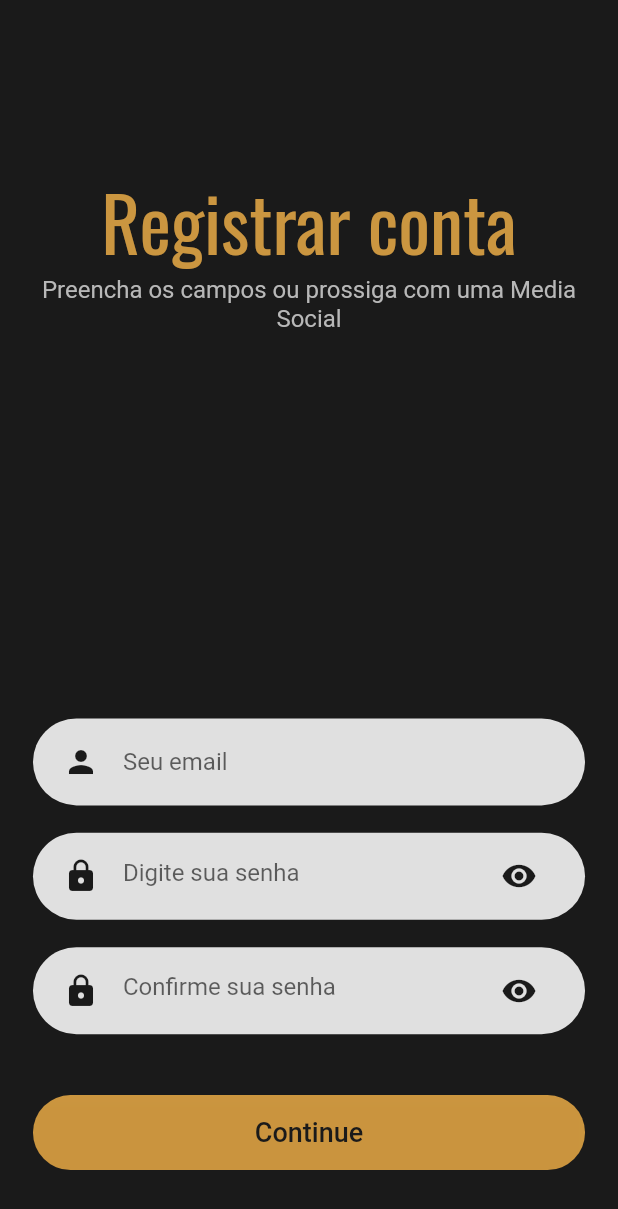
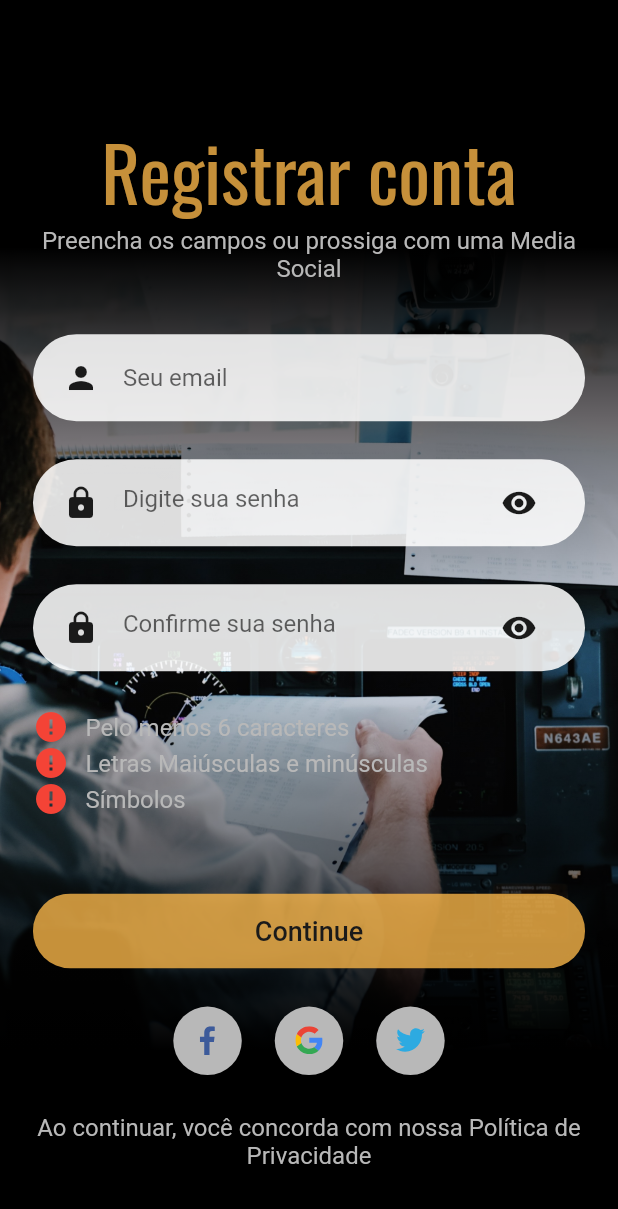
Before and after one commit to marcosmvgs/infoflight, a Flutter app: the ForgotPasswordScreen screen opened by its route, after a tap on "Continue", after a tap on "Cadastre-se?", on a phone screen of 412 x 824 dp. Shown: the top 1209 px of the screen. Run offline on Flutter 3.47's test engine with Material 2 defaults, Android fonts, the phone set to English and light mode, and no system bars; our stand-ins replace flutter_chips_input, flutter_form_builder, flutter_svg; accounts and stored records are empty.

```diff
--- a/lib/components/forgot_password_body.dart
+++ b/lib/components/forgot_password_body.dart
@@ -79,19 +79,7 @@ class _ForgotPasswordFormState extends State<ForgotPasswordForm> {
               }
             },
             validator: (value) {
-              final value_ = value ?? '';
-              if (value_.isEmpty &&
-                  !errors.contains(Constants.kEmailNullError)) {
-                setState(() {
-                  errors.add(Constants.kEmailNullError);
-                });
-              } else if (!Constants.regExp.hasMatch(value_) &&
-                  !errors.contains(Constants.kInvalidEmailError)) {
-                setState(() {
-                  errors.add(Constants.kInvalidEmailError);
-                });
-              }
-              return null;
+              getEmailErrorString(value, setState, errors);
             },
           ),
           SizedBox(height: getProportionateScreenHeight(10)),
--- a/lib/components/form_error.dart
+++ b/lib/components/form_error.dart
@@ -13,20 +13,78 @@ class FormError extends StatelessWidget {
   @override
   Widget build(BuildContext context) {
     return Column(
-      children: List.generate(errors.length, (index) => formErrorText(error: errors[index]))
-    );
+        children: List.generate(
+            errors.length, (index) => formErrorText(error: errors[index])));
   }
 
   Row formErrorText({String? error}) {
     return Row(
-        children: [
-          Icon(Icons.error_outline, color: Colors.red.shade700, size: 18,),
-          SizedBox(width: getProportionateScreenWidth(10)),
-          Text(error ?? 'Aconteceu algum erro', style: const TextStyle(
-            color: Constants.kNeutralColor
-          ),),
-
-        ],
-      );
+      children: [
+        Icon(
+          Icons.error_outline,
+          color: Colors.red.shade700,
+          size: 18,
+        ),
+        SizedBox(width: getProportionateScreenWidth(10)),
+        Text(
+          error ?? 'Aconteceu algum erro',
+          style: const TextStyle(color: Constants.kNeutralColor),
+        ),
+      ],
+    );
   }
 }
+
+void getEmailErrorString(String? oldValue,
+    void Function(void Function()) setarEstado, List<String> errors) {
+  final newValue = oldValue ?? '';
+  if (newValue.isEmpty && !errors.contains(Constants.kEmailNullError)) {
+    setarEstado(() {
+      errors.add(Constants.kEmailNullError);
+    });
+  } else if (!Constants.regExp.hasMatch(newValue) &&
+      !errors.contains(Constants.kInvalidEmailError)) {
+    setarEstado(() {
+      errors.add(Constants.kInvalidEmailError);
+    });
+  } else {
+    return;
+  }
+}
+
+class FormPasswordcheck extends StatelessWidget {
+  final List<bool> requirementColor;
+  const FormPasswordcheck({super.key, required this.requirementColor});
+
+  final List<Text> requirements = const [
+    Text('Pelo menos 6 caracteres'),
+    Text('Letras Maiúsculas e minúsculas'),
+    Text('Símbolos')
+  ];
+
+  @override
+  Widget build(BuildContext context) {
+    return Column(
+        children: List.generate(
+            3,
+            (index) => formRequirementText(
+                  requirement: requirements[index],
+                  color: requirementColor[index],
+                )));
+  }
+
+  Row formRequirementText({
+    required Text requirement,
+    required bool color,
+  }) {
+    return Row(
+      children: [
+        color
+            ? const Icon(Icons.check, color: Colors.green)
+            : const Icon(Icons.error, color: Colors.red),
+        SizedBox(width: getProportionateScreenWidth(10)),
+        requirement,
+      ],
+    );
+  }
+}
--- a/lib/components/signup_body.dart
+++ b/lib/components/signup_body.dart
@@ -3,6 +3,7 @@ import 'package:infoflight/components/button_mockup.dart';
 import 'package:infoflight/components/form_error.dart';
 import 'package:infoflight/components/rounded_input_email_field.dart';
 import 'package:infoflight/components/rounded_password_field.dart';
+import 'package:infoflight/components/social_card.dart';
 import 'package:infoflight/core/models/auth_form_data.dart';
 import 'package:infoflight/utils/constants.dart';
 import 'package:infoflight/utils/size_config.dart';
@@ -13,13 +14,36 @@ class SignupBody extends StatelessWidget {
   @override
   Widget build(BuildContext context) {
     Size size = MediaQuery.of(context).size;
-    return SizedBox(
-      width: double.infinity,
+    return SingleChildScrollView(
+      child: Stack(
+        children: [
+          Positioned(
+            child: SizedBox(
+              width: size.width,
+              height: size.height,
+              child: Image.asset(
+                'assets/images/signup_screen_image.jpg',
+                fit: BoxFit.cover,
+              ),
+            ),
+          ),
+          Container(
+            width: size.width,
+            height: size.height,
+            decoration: const BoxDecoration(
+                gradient: LinearGradient(
+              colors: [Colors.black, Color.fromARGB(0, 0, 0, 0), Colors.black],
+              begin: Alignment(0, -0.6),
+              end: Alignment(0, 0.7),
+            )),
+          ),
+          SizedBox(
+            width: size.width,
             height: size.height,
             child: Padding(
               padding: EdgeInsets.fromLTRB(
                 getProportionateScreenWidth(20),
-          getProportionateScreenWidth(100),
+                getProportionateScreenWidth(70),
                 getProportionateScreenWidth(20),
                 getProportionateScreenWidth(40),
               ),
@@ -42,6 +66,9 @@ class SignupBody extends StatelessWidget {
                 ],
               ),
             ),
+          ),
+        ],
+      ),
     );
   }
 }
@@ -59,6 +86,7 @@ class _SignupFormState extends State<SignupForm> {
   String? password;
   final _formData = AuthFormData();
   final List<String> errors = [];
+  final List<bool> requirementsColors = [false, false, false];
 
   @override
   Widget build(BuildContext context) {
@@ -68,13 +96,15 @@ class _SignupFormState extends State<SignupForm> {
       child: Column(
         children: [
           buildEmailFormField(size),
-          SizedBox(height: getProportionateScreenHeight(18)),
-          buildPasswordFormField(size),
-          SizedBox(height: getProportionateScreenHeight(18)),
+          SizedBox(height: getProportionateScreenHeight(25)),
+          buildPasswordFormField(size, requirementsColors),
+          SizedBox(height: getProportionateScreenHeight(25)),
           buildConfirmPasswordFormField(size),
-          SizedBox(height: getProportionateScreenHeight(20)),
+          SizedBox(height: getProportionateScreenHeight(25)),
+          FormPasswordcheck(requirementColor: requirementsColors),
+          SizedBox(height: getProportionateScreenHeight(25)),
           FormError(errors: errors),
-          SizedBox(height: getProportionateScreenHeight(20)),
+          SizedBox(height: getProportionateScreenHeight(25)),
           ButtonMockUp(
             labelText: 'Continue',
             onPressed: () {
@@ -85,6 +115,20 @@ class _SignupFormState extends State<SignupForm> {
             },
             backColor: Constants.KHighLightColor,
           ),
+          SizedBox(height: getProportionateScreenHeight(25)),
+          Row(
+            mainAxisAlignment: MainAxisAlignment.center,
+            children: const [
+              SocialCard(icon: 'assets/icons/facebook-2.svg'),
+              SocialCard(icon: 'assets/icons/google-icon.svg'),
+              SocialCard(icon: 'assets/icons/twitter.svg')
+            ],
+          ),
+          SizedBox(height: getProportionateScreenHeight(25)),
+          const Text(
+            'Ao continuar, você concorda com nossa Política de Privacidade',
+            textAlign: TextAlign.center,
+          )
         ],
       ),
     );
@@ -92,7 +136,7 @@ class _SignupFormState extends State<SignupForm> {
 
   RoundedInputPasswordField buildConfirmPasswordFormField(Size size) {
     return RoundedInputPasswordField(
-      onSaved: (typedPassword) => _formData.confirmedPassword = typedPassword!,
+      onSaved: (typedPassword) {},
       labelText: 'Confirme sua senha',
       size: size,
       onChaged: (password) {
@@ -101,15 +145,31 @@ class _SignupFormState extends State<SignupForm> {
     );
   }
 
-  RoundedInputPasswordField buildPasswordFormField(Size size) {
+  RoundedInputPasswordField buildPasswordFormField(
+      Size size, List<bool> requirementsColors) {
     return RoundedInputPasswordField(
         onSaved: (typedPassword) => _formData.password = typedPassword!,
         labelText: 'Digite sua senha',
         size: size,
         onChaged: (password) {
-        _formData.password = password;
-      },
-    );
+          if (requirementsColors[0] == false) {
+            if (password.trim().length < 6) {
+              return;
+            } else {
+              setState(() {
+                requirementsColors[0] = true;
+              });
+            }
+          } else {
+            if (password.trim().length < 6) {
+              setState(() {
+                requirementsColors[0] = false;
+              });
+            } else {
+              return;
+            }
+          }
+        });
   }
 
   RoundedInputEmailField buildEmailFormField(Size size) {
--- a/lib/screens/auth_screens.dart/signup_screen.dart
+++ b/lib/screens/auth_screens.dart/signup_screen.dart
@@ -8,7 +8,7 @@ class SignupScreen extends StatelessWidget {
 
   @override
   Widget build(BuildContext context) {
-    return Scaffold(
+    return const Scaffold(
       body: SignupBody(),
     );
   }
--- a/lib/utils/constants.dart
+++ b/lib/utils/constants.dart
@@ -1,5 +1,6 @@
 // ignore_for_file: constant_identifier_names
 import 'package:flutter/material.dart';
+
 abstract class Constants {
   static const AIRFIELD_INFO_URL =
       "https://api-redemet.decea.mil.br/aerodromos/?api_key=Ab7mwKofsb2zfTUStwB3ltFSlkO20Ab4bxIczWlu&pais=Brasil";
@@ -15,10 +16,11 @@ abstract class Constants {
       begin: Alignment(0, -1),
       end: Alignment(0, 0.6));
 
-  static const kTextStyleNeutral =
-      TextStyle(color: kNeutralColor, fontSize: 16, fontWeight: FontWeight.w400);
+  static const kTextStyleNeutral = TextStyle(
+      color: kNeutralColor, fontSize: 16, fontWeight: FontWeight.w400);
 
   static final RegExp regExp = RegExp(r"^[a-zA-Z0-9.]+@[a-zA-Z0-9]+.[a-zA-Z]+");
+  static final RegExp regEpxUpperLowerCase = RegExp(r"(?=.*[a-z])(?=.*[A-Z])");
 
   static const String kEmailNullError = 'Por favor, insira seu email.';
   static const String kInvalidEmailError = 'Por favor, insira um email válido.';
--- a/pubspec.yaml
+++ b/pubspec.yaml
@@ -75,6 +75,7 @@ flutter:
     - assets/icons/google-icon.svg
     - assets/icons/twitter.svg
     - assets/images/forgot_password_screen_image.jpg
+    - assets/images/signup_screen_image.jpg
 
   # An image asset can refer to one or more resolution-specific "variants", see
   # https://flutter.dev/assets-and-images/#resolution-aware
```
Also changed, not shown: assets/images/signup_screen_image.jpg (added). Lines whose indentation alone changed are shown as unchanged.
